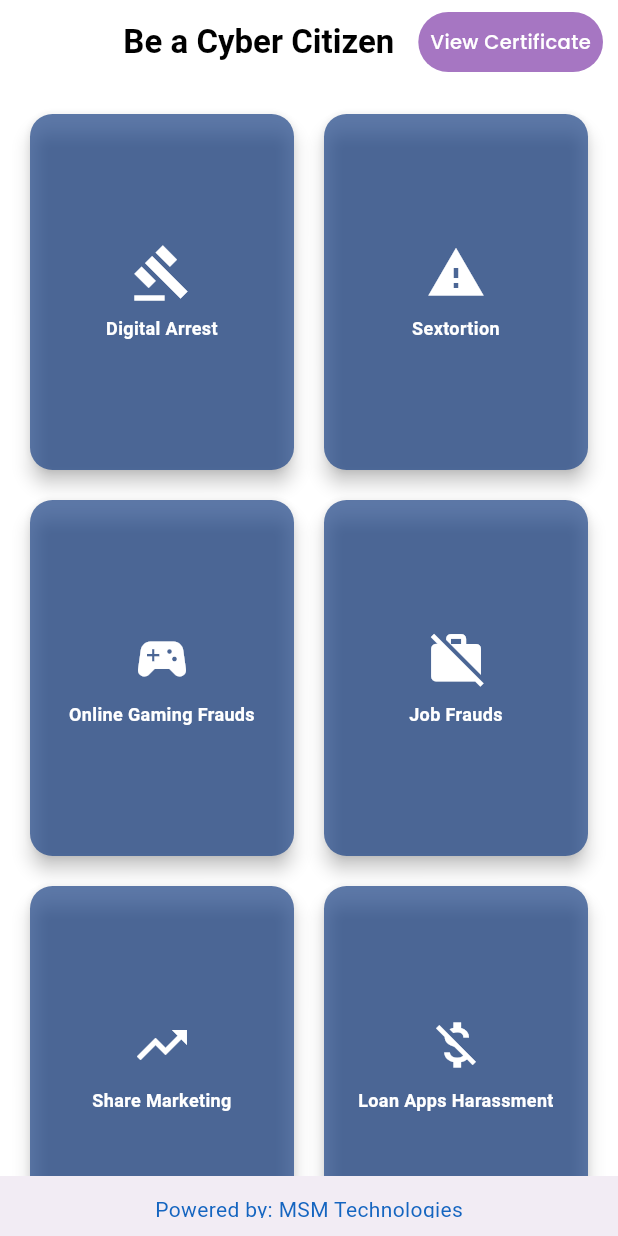
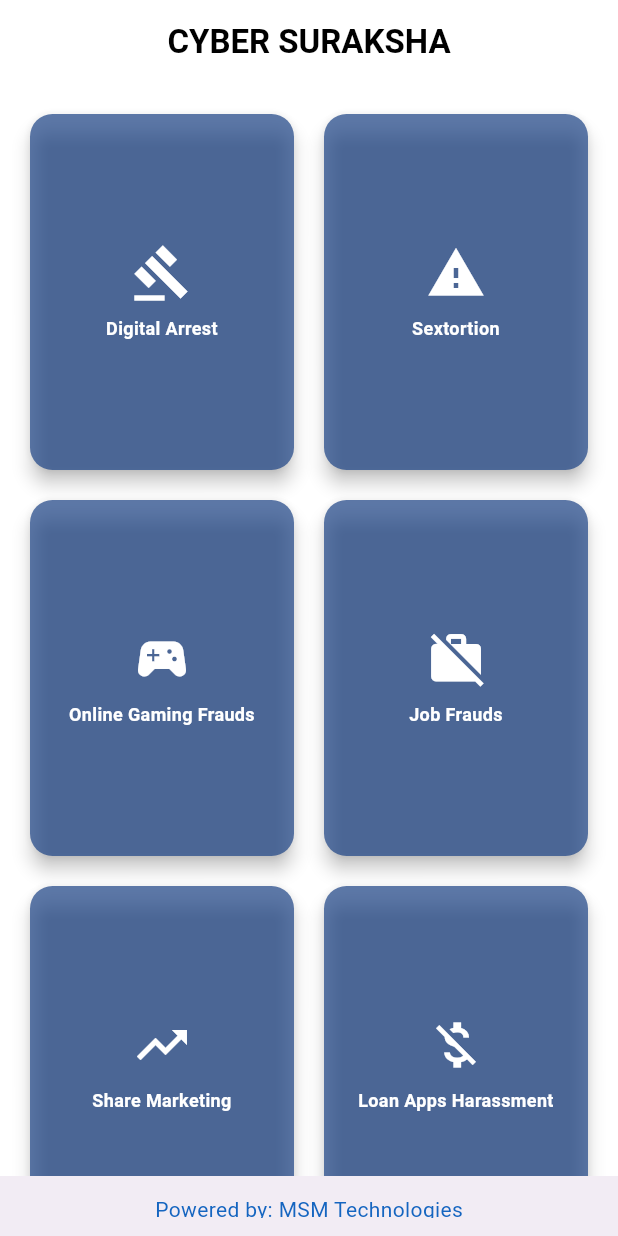
Before and after one commit to tiwarisrikanth/Fraudulent, a Flutter app: the FraudTypesGrid screen opened directly, on a phone screen of 412 x 824 dp. Run offline on Flutter 3.47's test engine with Material 3 defaults, Android fonts, the phone set to English and light mode, and no system bars; our stand-ins replace audioplayers, bounce, camera, carousel_slider, chat_bubbles, device_info_plus and 23 more; missing offline and left inert: app_settings, direct_caller_sim_choice, flutter_pdfview, qr_code_scanner, razorpay_flutter; accounts and stored records are empty.

Commit message:
All new Commit

```diff
--- a/lib/home.dart
+++ b/lib/home.dart
@@ -548,44 +548,44 @@ class _FraudTypesGridState extends State<FraudTypesGrid>
       backgroundColor: Colors.white,
       appBar: AppBar(
         centerTitle: clickedTiles.length >= 14 ? false : true,
-        title: Text('Be a Cyber Citizen',
+        title: Text('CYBER SURAKSHA',
             style: TextStyle(color: Colors.black, fontWeight: FontWeight.w600)),
         backgroundColor: Colors.white,
         elevation: 0,
-        actions: [
-          // if (clickedTiles.length >= 14)
-          InkWell(
-            onTap: () {
-              Navigator.push(
-                context,
-                MaterialPageRoute(
-                  builder: (context) => CertificateScreen(),
-                ),
-              );
-            },
-            child: Container(
-              height: 40,
-              decoration: BoxDecoration(
-                  borderRadius: BorderRadius.circular(90),
-                  color: Colors.purple.shade800.withOpacity(0.6)),
-              child: Padding(
-                padding: const EdgeInsets.symmetric(horizontal: 8.0),
-                child: Center(
-                    child: Text(
-                  "View Certificate",
-                  style: GoogleFonts.poppins(
-                    color: white,
-                    fontSize: 13,
-                    fontWeight: FontWeight.w500,
-                  ),
-                )),
-              ),
-            ),
-          ),
-          SizedBox(
-            width: 10,
-          )
-        ],
+        // actions: [
+        //   // if (clickedTiles.length >= 14)
+        //   InkWell(
+        //     onTap: () {
+        //       Navigator.push(
+        //         context,
+        //         MaterialPageRoute(
+        //           builder: (context) => CertificateScreen(),
+        //         ),
+        //       );
+        //     },
+        //     child: Container(
+        //       height: 40,
+        //       decoration: BoxDecoration(
+        //           borderRadius: BorderRadius.circular(90),
+        //           color: Colors.purple.shade800.withOpacity(0.6)),
+        //       child: Padding(
+        //         padding: const EdgeInsets.symmetric(horizontal: 8.0),
+        //         child: Center(
+        //             child: Text(
+        //           "View Certificate",
+        //           style: GoogleFonts.poppins(
+        //             color: white,
+        //             fontSize: 13,
+        //             fontWeight: FontWeight.w500,
+        //           ),
+        //         )),
+        //       ),
+        //     ),
+        //   ),
+        //   SizedBox(
+        //     width: 10,
+        //   )
+        // ],
       ),
       body: Stack(
         children: [
--- a/lib/main.dart
+++ b/lib/main.dart
@@ -39,13 +39,13 @@ class MyApp extends StatelessWidget {
   Widget build(BuildContext context) {
     return MaterialApp(
       debugShowCheckedModeBanner: false,
-      title: 'Cyber Citizen',
+      title: 'CYBER SURAKSHA',
       theme: ThemeData(
         colorScheme: ColorScheme.fromSeed(seedColor: Colors.deepPurple),
         useMaterial3: true,
       ),
-      home: const UserForm(),
-      // FraudTypesGrid(),
+      // home: const UserForm(),
+      home: FraudTypesGrid(),
       // const UserForm(),
     );
   }
--- a/pubspec.yaml
+++ b/pubspec.yaml
@@ -16,7 +16,7 @@ publish_to: "none" # Remove this line if you wish to publish to pub.dev
 # https://developer.apple.com/library/archive/documentation/General/Reference/InfoPlistKeyReference/Articles/CoreFoundationKeys.html
 # In Windows, build-name is used as the major, minor, and patch parts
 # of the product and file versions while build-number is used as the build suffix.
-version: 1.0.0+1
+version: 1.0.1+101
 
 environment:
   sdk: ">=3.2.1 <4.0.0"
```
Also changed, not shown: assets/images/logo.jpeg (added), assets/images/officer.jpeg (added), 25 other files.
